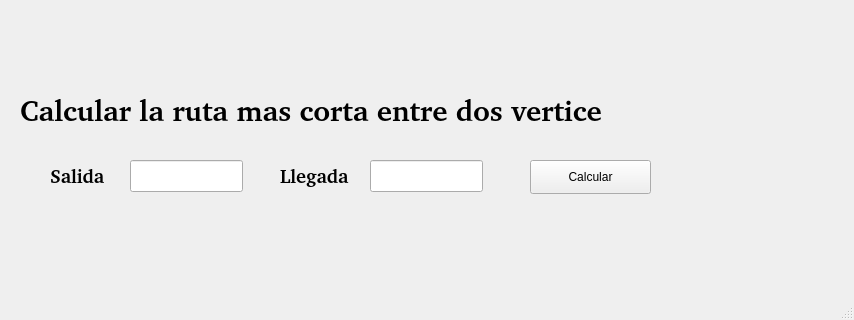
This is Cliente/mainwindow.ui in sebas0163/Datosll-Ext-1 as Qt 5 draws it before an edit; both pictures show x 0 to 854 and y 280 to 600 of the 854 by 600 pixel window. The edited form follows.
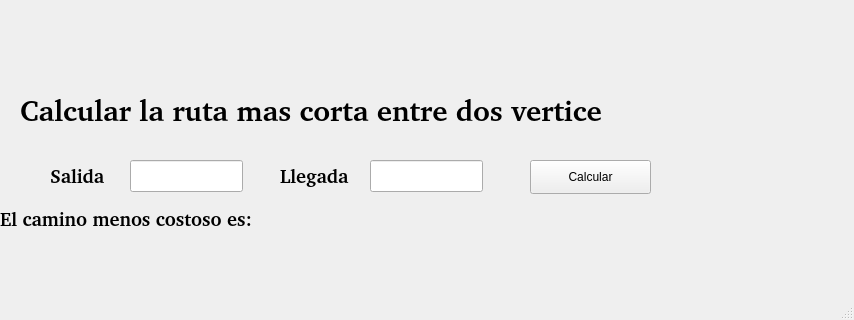
This is the edited form. Icons and pictures are not drawn.

Diff of the .ui file:
```diff
--- a/Cliente/mainwindow.ui
+++ b/Cliente/mainwindow.ui
@@ -137,7 +137,7 @@
    <widget class="QLabel" name="resultado">
     <property name="geometry">
      <rect>
-      <x>30</x>
+      <x>10</x>
       <y>510</y>
       <width>731</width>
       <height>71</height>
@@ -168,6 +168,27 @@
      <string>Calcular</string>
     </property>
    </widget>
+   <widget class="QLabel" name="label_6">
+    <property name="geometry">
+     <rect>
+      <x>0</x>
+      <y>490</y>
+      <width>271</width>
+      <height>18</height>
+     </rect>
+    </property>
+    <property name="font">
+     <font>
+      <family>Mukti Narrow [fbf ]</family>
+      <pointsize>14</pointsize>
+      <weight>75</weight>
+      <bold>true</bold>
+     </font>
+    </property>
+    <property name="text">
+     <string>El camino menos costoso es:</string>
+    </property>
+   </widget>
   </widget>
   <widget class="QStatusBar" name="statusbar"/>
  </widget>
```
